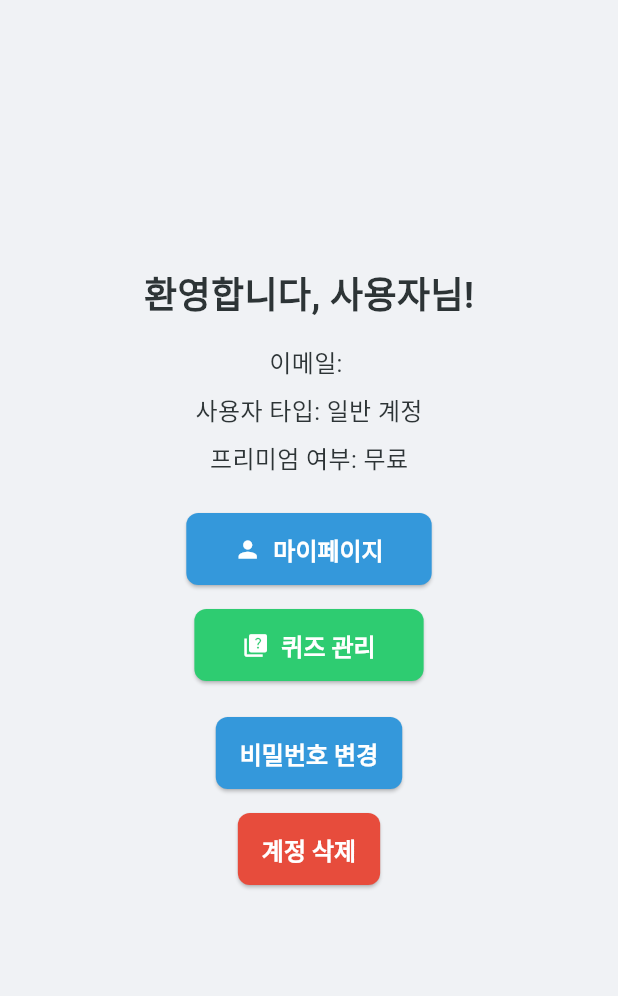
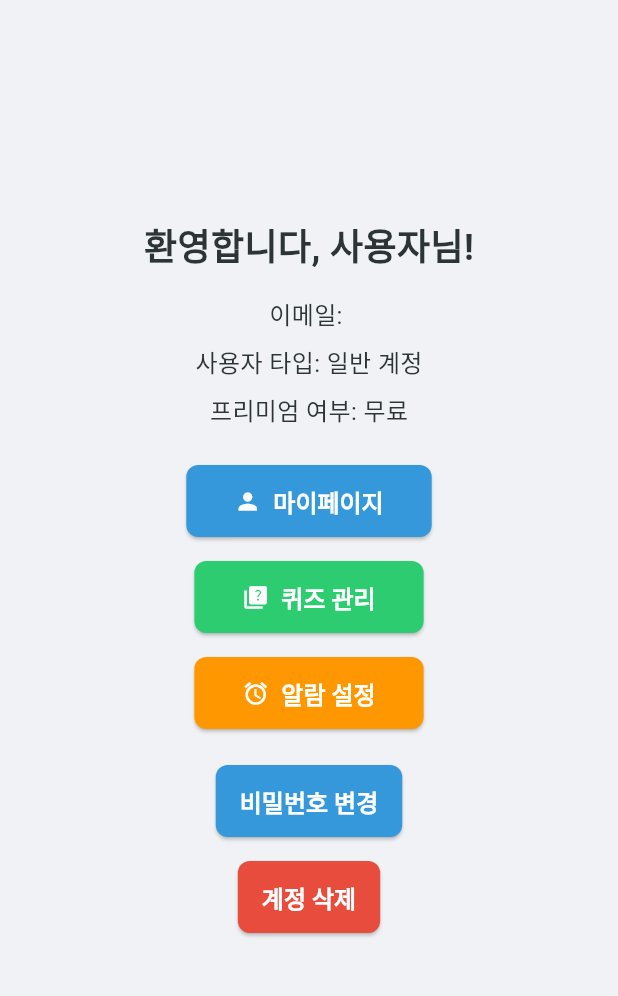
Before and after one commit to rmsals8/flutter_lan, a Flutter app: the HomeScreen screen opened by its route, on a phone screen of 412 x 824 dp, the part 84-1080 px from its top. Run offline on Flutter 3.47's test engine with Material 3 defaults, Android fonts, the phone set to English and light mode, and no system bars; our stand-ins replace email_validator, flutter_local_notifications, flutter_secure_storage, google_sign_in, shared_preferences, timezone; missing offline and left inert: android_alarm_manager_plus; accounts and stored records are empty; network calls fail.

Commit message:
알람이 안 울림

```diff
--- a/lib/screens/alarm/alarm_edit_screen.dart
+++ b/lib/screens/alarm/alarm_edit_screen.dart
@@ -71,6 +71,7 @@ class _AlarmEditScreenState extends State<AlarmEditScreen> {
   }
 
   // 알람 저장
+ // 알람 저장
 Future<void> _saveAlarm() async {
   if (!_formKey.currentState!.validate()) {
     return;
@@ -86,7 +87,7 @@ class _AlarmEditScreenState extends State<AlarmEditScreen> {
     if (widget.alarm != null) {
       // 알람 수정
       final updatedAlarm = Alarm(
-          id: widget.alarm!.id,
+        id: widget.alarm!.id % 2000000000, // 32비트 정수 범위 내로 제한
         time: _selectedTime,
         label: _label,
         repeatDays: _repeatDays,
@@ -99,7 +100,7 @@ class _AlarmEditScreenState extends State<AlarmEditScreen> {
     } else {
       // 새 알람 추가
       final newAlarm = Alarm(
-          id: DateTime.now().millisecondsSinceEpoch,
+        id: DateTime.now().millisecondsSinceEpoch % 2000000000, // 32비트 정수 범위 내로 제한
         time: _selectedTime,
         label: _label,
         repeatDays: _repeatDays,
--- a/lib/screens/home_screen.dart
+++ b/lib/screens/home_screen.dart
@@ -80,6 +80,21 @@ class HomeScreen extends StatelessWidget {
              ),
            ),
 
+           const SizedBox(height: 16),
+
+           // 알람 설정 버튼 추가
+           ElevatedButton.icon(
+             onPressed: () {
+               Navigator.pushNamed(context, '/alarms');
+             },
+             icon: const Icon(Icons.alarm),
+             label: const Text('알람 설정'),
+             style: ElevatedButton.styleFrom(
+               padding: const EdgeInsets.symmetric(horizontal: 32, vertical: 12),
+               backgroundColor: Colors.orange,
+             ),
+           ),
+
            const SizedBox(height: 24),
 
            ElevatedButton(
```
Also changed, not shown: lib/screens/alarm/alarm_list_screen.dart (+21 -2 lines), lib/services/alarm_service.dart (+16 -6 lines). Lines whose indentation alone changed are shown as unchanged.
